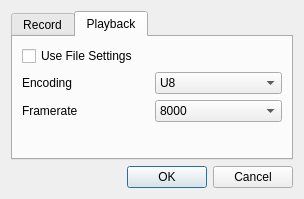
Old version of the form anatalk/ui_format.ui in the repository kellyjf/anatalk.
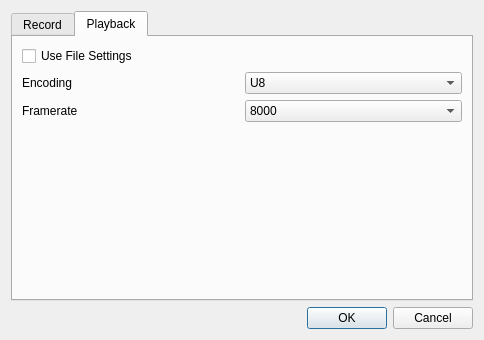
New version of the form.

What changed in the file:
```diff
--- a/anatalk/ui_format.ui
+++ b/anatalk/ui_format.ui
@@ -6,8 +6,8 @@
    <rect>
     <x>0</x>
     <y>0</y>
-    <width>304</width>
-    <height>199</height>
+    <width>484</width>
+    <height>340</height>
    </rect>
   </property>
   <property name="windowTitle">
```
